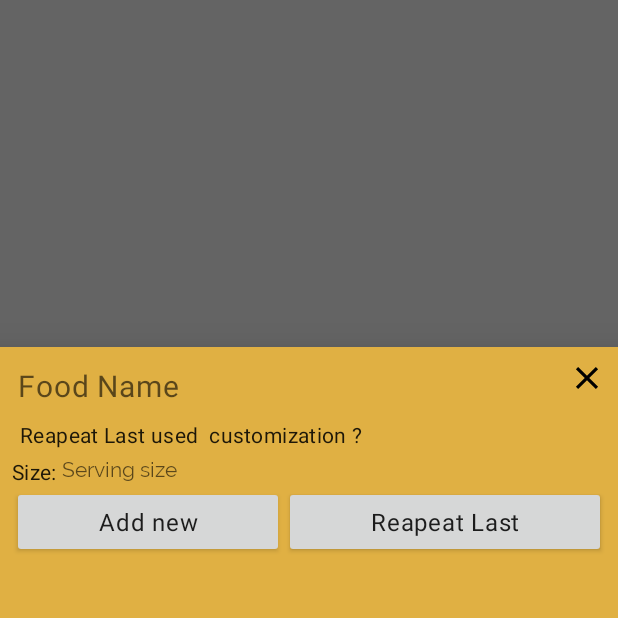
After one commit to sharmakaran460/BiryaniBychoice, an Android app: the fragment BottomsheetAddnew shown on its own in the app's theme, on a phone screen of 412 x 824 dp, the top half of it. The commit adds this screen. Run offline under Robolectric (Android 15) with nearby library versions, the phone set to English and light mode, and no system bars; network calls fail; 1 statement that could not run was skipped.

Commit message:
Add new bottom_sheet for repeat last order and add new serving....done

```diff
--- a/app/src/main/AndroidManifest.xml
+++ b/app/src/main/AndroidManifest.xml
@@ -5,6 +5,7 @@
     <uses-permission android:name="android.permission.INTERNET" />
     <uses-permission android:name="android.permission.ACCESS_FINE_LOCATION" />
     <uses-permission android:name="android.permission.ACCESS_COARSE_LOCATION" />
+    <uses-permission android:name="android.permission.ACCESS_NETWORK_STATE"/>
 
     <application
         android:allowBackup="true"
@@ -14,6 +15,9 @@
         android:supportsRtl="true"
         android:theme="@style/AppTheme"
         android:usesCleartextTraffic="true">
+        <meta-data android:name="com.google.android.geo.API_KEY"
+            android:value="AIzaSyBXsDpHSlOjNSxjClID0n3KkRSzpdhbOjU"
+            />
         <activity android:name=".ManageAddresses.ManageAddresses"></activity>
         <activity android:name=".OrderCart.Myorders" />
         <activity android:name=".Customer_Profile" />
--- /dev/null
+++ b/app/src/main/java/com/example/test/utlity/BottomsheetAddnew.java
@@ -0,0 +1,22 @@
+package com.example.test.utlity;
+
+import android.os.Bundle;
+import android.view.LayoutInflater;
+import android.view.View;
+import android.view.ViewGroup;
+
+import androidx.annotation.NonNull;
+import androidx.annotation.Nullable;
+
+import com.example.test.R;
+import com.google.android.material.bottomsheet.BottomSheetDialogFragment;
+
+public class BottomsheetAddnew extends BottomSheetDialogFragment {
+View view;
+    @Nullable
+    @Override
+    public View onCreateView(@NonNull LayoutInflater inflater, @Nullable ViewGroup container, @Nullable Bundle savedInstanceState) {
+        view = inflater.inflate(R.layout.bottom_sheet_addnew_repeat,container,false);
+        return  view;
+    }
+}
--- /dev/null
+++ b/app/src/main/res/drawable/ic_close_black_24dp.xml
@@ -0,0 +1,9 @@
+<vector xmlns:android="http://schemas.android.com/apk/res/android"
+        android:width="24dp"
+        android:height="24dp"
+        android:viewportWidth="24.0"
+        android:viewportHeight="24.0">
+    <path
+        android:fillColor="#FF000000"
+        android:pathData="M19,6.41L17.59,5 12,10.59 6.41,5 5,6.41 10.59,12 5,17.59 6.41,19 12,13.41 17.59,19 19,17.59 13.41,12z"/>
+</vector>
--- a/app/src/main/res/layout/activity_main.xml
+++ b/app/src/main/res/layout/activity_main.xml
@@ -46,7 +46,7 @@
                 android:id="@+id/locationText"/>
             </androidx.appcompat.widget.Toolbar>
             <com.google.android.material.tabs.TabLayout
-                android:id="@+id/tab"
+                android:id="@+id/tab_layout"
                 android:layout_width="match_parent"
                 android:layout_height="wrap_content"
                 android:background="#222222"
@@ -85,5 +85,7 @@
 
 <include layout="@layout/bottom_sheet_cart_layout"
     android:visibility="invisible"/>
+    <include layout="@layout/bottom_sheet_addnew_repeat"
+        android:visibility="invisible"/>
 
 </androidx.coordinatorlayout.widget.CoordinatorLayout>
--- /dev/null
+++ b/app/src/main/res/layout/bottom_sheet_addnew_repeat.xml
@@ -0,0 +1,83 @@
+<?xml version="1.0" encoding="utf-8"?>
+<RelativeLayout xmlns:android="http://schemas.android.com/apk/res/android"
+    android:layout_width="match_parent"
+    android:layout_height="140sp"
+    xmlns:app="http://schemas.android.com/apk/res-auto"
+    android:id="@+id/bottom_sheet_add_new_serv_layout"
+    android:background="@color/colorPrimaryDark"
+    app:layout_behavior="com.google.android.material.bottomsheet.BottomSheetBehavior"
+    android:padding="8dp">
+
+    <LinearLayout
+        android:layout_width="match_parent"
+        android:layout_height="match_parent"
+        android:orientation="vertical"
+        android:elevation="5sp">
+        <TextView
+            android:layout_width="wrap_content"
+            android:layout_height="wrap_content"
+            android:id="@+id/serving_food_name"
+            android:layout_margin="4sp"
+            android:hint="Food Name"
+            style="@style/TextAppearance.MaterialComponents.Body1"
+            android:textSize="20sp"
+            android:fontFamily="@font/raleway_bold"/>
+        <TextView
+            android:layout_width="wrap_content"
+            android:layout_height="wrap_content"
+            android:layout_margin="5sp"
+            android:text="Reapeat Last used  customization ?"
+            style="@style/TextAppearance.MaterialComponents.Body2"/>
+        <LinearLayout
+            android:layout_width="match_parent"
+            android:layout_height="wrap_content"
+            android:orientation="horizontal">
+            <TextView
+                android:layout_width="wrap_content"
+                android:layout_height="match_parent"
+                style="@style/TextAppearance.MaterialComponents.Body2"
+                android:text="Size: "/>
+            <TextView
+                android:layout_width="wrap_content"
+                android:layout_height="match_parent"
+                android:hint="Serving size"
+                android:id="@+id/item_serving"/>
+        </LinearLayout>
+<LinearLayout
+    android:layout_width="match_parent"
+    android:layout_height="match_parent"
+    android:orientation="horizontal"
+    android:elevation="4sp">
+
+    <Button
+        android:layout_width="wrap_content"
+        android:layout_height="wrap_content"
+
+        android:outlineAmbientShadowColor="@color/colorPrimaryDark"
+        android:id="@+id/add_new_serving_btn"
+        android:layout_weight="1"
+        android:elevation="5sp"
+        style="@style/TextAppearance.MaterialComponents.Body1"
+        android:text="Add new"/>
+    <Button
+        android:layout_width="wrap_content"
+        android:layout_height="wrap_content"
+        android:layout_weight="1"
+        android:text="Reapeat Last"
+        style="@style/TextAppearance.MaterialComponents.Body1"
+        android:id="@+id/repeat_last_serving_btn"
+        android:elevation="5sp"/>
+</LinearLayout>
+
+
+    </LinearLayout>
+    <Button
+        android:layout_width="25dp"
+        android:layout_height="25dp"
+        android:id="@+id/close_new_serv_layout_btn"
+        android:layout_alignParentRight="true"
+        android:background="@drawable/ic_close_black_24dp"
+        />
+
+
+</RelativeLayout>
--- a/app/src/main/res/layout/fragment_tab1.xml
+++ b/app/src/main/res/layout/fragment_tab1.xml
@@ -8,7 +8,7 @@
 
 
     <androidx.recyclerview.widget.RecyclerView
-        android:paddingBottom="60dp"
+
         android:layout_width="match_parent"
         android:layout_height="match_parent"
         xmlns:app="http://schemas.android.com/apk/res-auto"
--- a/app/src/main/res/values/strings.xml
+++ b/app/src/main/res/values/strings.xml
@@ -4,7 +4,7 @@
     <string name="close">close</string>
     <string name="aboutUsToolbar">About Us</string>
     <string name="myorderstoolbar">Your Orders</string>
-
+<string name="google_map_API_Key">AIzaSyBXsDpHSlOjNSxjClID0n3KkRSzpdhbOjU</string>
     <!-- TODO: Remove or change this placeholder text -->
     <string name="hello_blank_fragment">Hello blank fragment</string>
 </resources>
```
Also changed, not shown: app/src/main/java/com/example/test/BAckgrounddata/GetData.java (+2 -2 lines), app/src/main/java/com/example/test/BlankFragment.java (+16 -29 lines), app/src/main/java/com/example/test/MainActivity.java (+21 -11 lines), app/src/main/java/com/example/test/ManageAddresses/ManageAddresses.java (+106 -1 lines), app/src/main/java/com/example/test/Tab1.java (+16 -27 lines), app/src/main/java/com/example/test/Tab2.java (+17 -37 lines), app/src/main/java/com/example/test/ViewHolder/NewCardAdapter.java (+112 -33 lines), app/src/main/res/layout/activity_manage_addresses.xml (+17 -4 lines).
